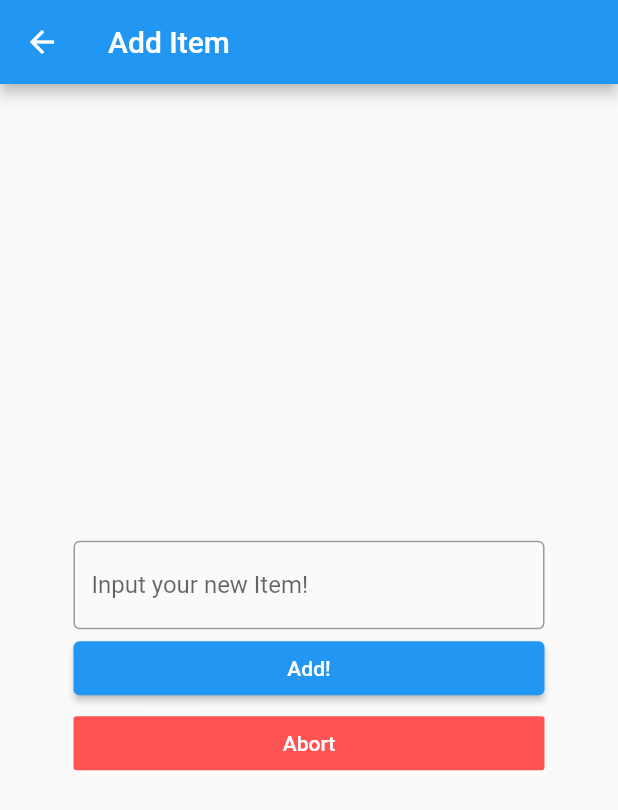
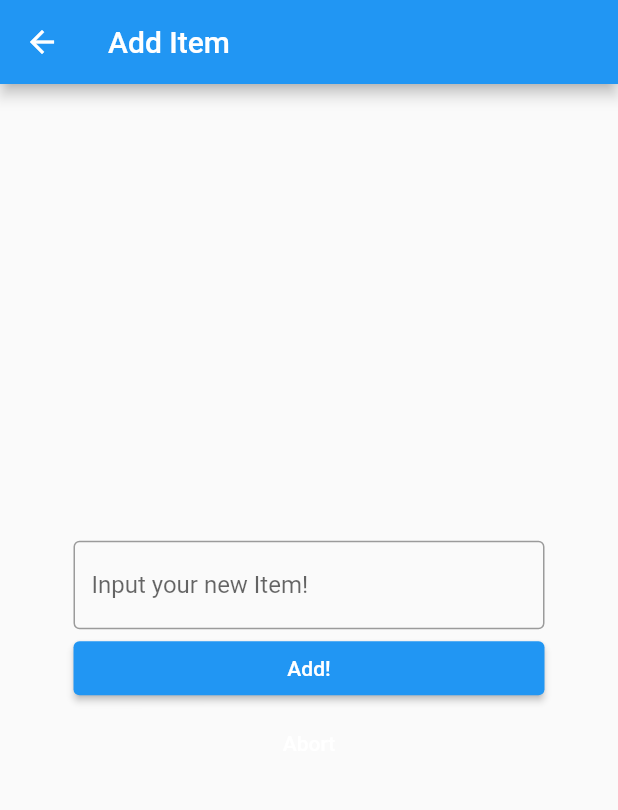
Before and after one commit to SuguruOoki/demoapp, a Flutter app: the ItemAddPage screen opened directly, on a phone screen of 412 x 824 dp. Shown: the top 810 px of the screen. Run offline on Flutter 3.47's test engine with Material 2 defaults, Android fonts, the phone set to English and light mode, and no system bars.

Commit message:
[MODIFY]FlatButton -> TextButton

```diff
--- a/lib/main.dart
+++ b/lib/main.dart
@@ -156,7 +156,7 @@ class _ItemAddPageState extends State<ItemAddPage> {
             Container(
               width: double.infinity,
               margin: const EdgeInsets.all(1),
-              child: FlatButton(
+              child: TextButton(
                 onPressed: () {
                   Navigator.of(context).pop();
                 },
@@ -164,7 +164,6 @@ class _ItemAddPageState extends State<ItemAddPage> {
                   'Abort',
                   style: TextStyle(color: Colors.white),
                 ),
-                color: Colors.redAccent,
               ),
             ),
           ],
```
